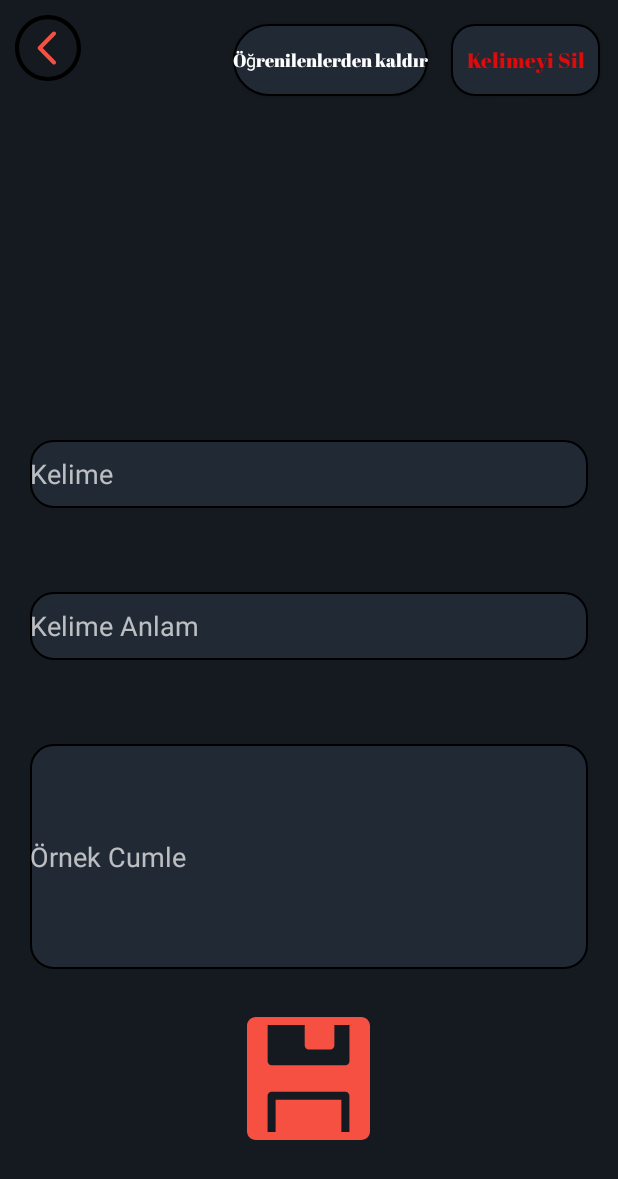
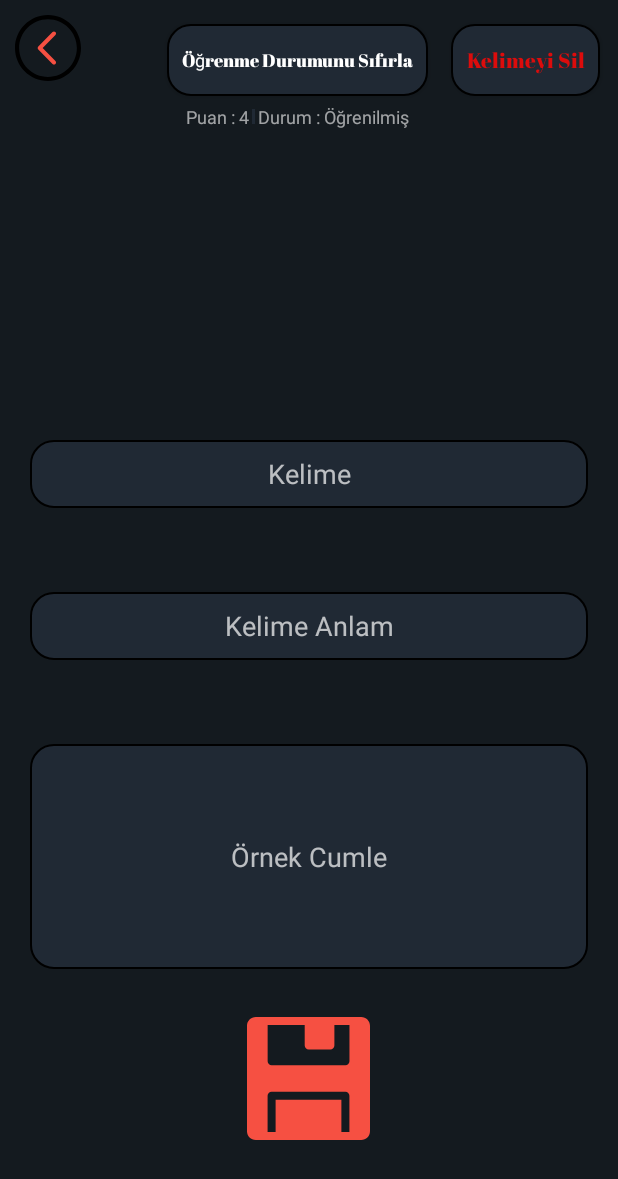
Before and after one commit to erdincEAlan/YabanciDilKelimeHaznesi6, an Android app: the fragment FragmentWordEdit placed in its activity, on a phone screen of 412 x 824 dp. Shown: the top 1179 px of the screen. Run offline under Robolectric (Android 15) with nearby library versions, the phone set to English and light mode, and no system bars; our stand-ins replace Dagger/Hilt's generated code, Firebase (no records; nobody signed in at launch, a user with empty details on screens opened directly); Roboto replaces fonts that are not available here; 1 statement that could not run was skipped.

Commit message:
word edit page bugfixes, structure improvements.

```diff
--- a/app/src/main/java/com/erdince/yabancidilkelimehaznesi6/model/QuestionWordModel.kt
+++ /dev/null
@@ -1,5 +0,0 @@
-package com.erdince.yabancidilkelimehaznesi6.model
-
-data class QuestionWordModel(
-    var word : WordModel?=null, var isItAnswer : Boolean = false
-)
--- a/app/src/main/res/layout/fragment_word_edit.xml
+++ b/app/src/main/res/layout/fragment_word_edit.xml
@@ -1,12 +1,11 @@
 <?xml version="1.0" encoding="utf-8"?>
 <FrameLayout xmlns:android="http://schemas.android.com/apk/res/android"
-             xmlns:tools="http://schemas.android.com/tools"
+             xmlns:app="http://schemas.android.com/apk/res-auto" xmlns:tools="http://schemas.android.com/tools"
              android:layout_width="match_parent"
              android:layout_height="match_parent"
              tools:context=".activity.FragmentWordEdit">
 
     <androidx.constraintlayout.widget.ConstraintLayout
-        xmlns:app="http://schemas.android.com/apk/res-auto"
         android:layout_width="match_parent"
         android:layout_height="match_parent"
         android:background="@color/theme_primary_color">
@@ -21,6 +20,7 @@
             android:background="@drawable/roundedcorner_textbox"
             android:hint="Örnek Cumle"
             android:inputType="textMultiLine"
+            android:gravity="center"
             android:scrollHorizontally="false"
             app:layout_constraintBottom_toTopOf="@+id/saveButton"
             app:layout_constraintEnd_toEndOf="parent"
@@ -36,6 +36,7 @@
             android:layout_marginBottom="56dp"
             android:background="@drawable/roundedcorner_textbox"
             android:hint="Kelime Anlam"
+            android:gravity="center"
             app:layout_constraintBottom_toTopOf="@+id/wordExampleEditText"
             app:layout_constraintEnd_toEndOf="parent"
             app:layout_constraintHorizontal_bias="0.497"
@@ -48,6 +49,7 @@
             android:layout_marginStart="20dp"
             android:layout_marginEnd="20dp"
             android:layout_marginBottom="56dp"
+            android:gravity="center"
             android:background="@drawable/roundedcorner_textbox"
             android:hint="Kelime"
 
@@ -56,7 +58,7 @@
             app:layout_constraintHorizontal_bias="0.497"
             app:layout_constraintStart_toStartOf="parent"/>
 
-        <ImageButton
+        <com.erdince.yabancidilkelimehaznesi6.util.GeneralImageButton
             android:id="@+id/saveButton"
             android:layout_width="wrap_content"
             android:layout_height="wrap_content"
@@ -69,7 +71,7 @@
             app:layout_constraintStart_toStartOf="parent"
             app:srcCompat="@drawable/ic_button_save"/>
 
-        <androidx.appcompat.widget.AppCompatButton
+        <com.erdince.yabancidilkelimehaznesi6.util.GeneralBasicButton
             android:id="@+id/deleteButton"
             android:layout_width="99dp"
             android:layout_height="48dp"
@@ -83,19 +85,40 @@
             app:layout_constraintEnd_toEndOf="parent"
             app:layout_constraintTop_toTopOf="parent"/>
 
-        <androidx.appcompat.widget.AppCompatButton
-            android:id="@+id/removeFromLearnedWordsButton"
+        <com.erdince.yabancidilkelimehaznesi6.util.GeneralBasicButton
+            android:id="@+id/resetWordStatusBt"
             android:layout_width="wrap_content"
             android:layout_height="wrap_content"
             android:layout_marginEnd="15dp"
-            android:background="@drawable/roundedcorner"
+            android:background="@drawable/roundedcorner_textbox"
             android:fontFamily="@font/abril_fatface"
-            android:text="Öğrenilenlerden kaldır"
+            android:text="Öğrenme Durumunu Sıfırla"
             android:textAllCaps="false"
+            android:padding="10dp"
             android:textColor="#FFFFFF"
             android:textSize="12sp"
             app:layout_constraintEnd_toStartOf="@+id/deleteButton"
             app:layout_constraintTop_toTopOf="@+id/deleteButton"/>
+
+        <LinearLayout android:id="@+id/wordInfoLl" android:layout_width="wrap_content"
+                      android:layout_height="wrap_content"
+                      app:layout_constraintEnd_toEndOf="@+id/resetWordStatusBt"
+                      android:layout_marginTop="5dp"
+
+                      app:layout_constraintStart_toStartOf="@id/resetWordStatusBt"
+                      app:layout_constraintTop_toBottomOf="@id/resetWordStatusBt">
+            <TextView android:id="@+id/wordPointStatusInfo" android:layout_width="wrap_content"
+                      android:layout_height="wrap_content" android:alpha="0.6"
+                      android:textAppearance="@style/small_text" android:text="Puan : 4"/>
+            <View android:layout_width="2dp" android:layout_height="match_parent"
+                  android:layout_marginHorizontal="2dp" android:layout_marginVertical="3dp"
+                  android:background="@color/theme_secondary_color"/>
+            <TextView android:id="@+id/wordLearnStatusInfo" android:layout_width="wrap_content"
+                      android:layout_height="wrap_content" android:alpha="0.6"
+                      android:textAppearance="@style/small_text"
+                      android:text="Durum : Öğrenilmiş"/>
+
+        </LinearLayout>
 
         <ImageButton
             android:id="@+id/backButton"
--- a/app/src/main/res/values/strings.xml
+++ b/app/src/main/res/values/strings.xml
@@ -86,5 +86,8 @@
     <string name="word_not_found_err">Kelime Bulunamadı</string>
     <!-- Warnings -->
     <string name="default_network_exception_msg">Bir sorun oluştu, internet bağlantınızı kontrol edin</string>
+    <string name="learnedWordStatusText">Öğrenilmiş</string>
+    <string name="unLearnedWordStatusText">Öğreniliyor</string>
+    <string name="of10">/10</string>
 
 </resources>
```
Also changed, not shown: app/src/main/java/com/erdince/yabancidilkelimehaznesi6/activity/FragmentWordEdit.kt (+28 -5 lines), app/src/main/java/com/erdince/yabancidilkelimehaznesi6/model/WordModel.kt (+14 -1 lines), app/src/main/java/com/erdince/yabancidilkelimehaznesi6/viewmodels/DbWordViewModel.kt (+17 -10 lines).
